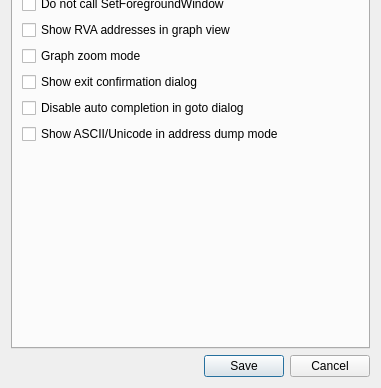
This is src/gui/Src/Gui/SettingsDialog.ui in x64dbg/x64dbg as Qt 5 draws it before an edit; both pictures show x 0 to 381 and y 208 to 596 of the 381 by 596 pixel window. The edited form follows.
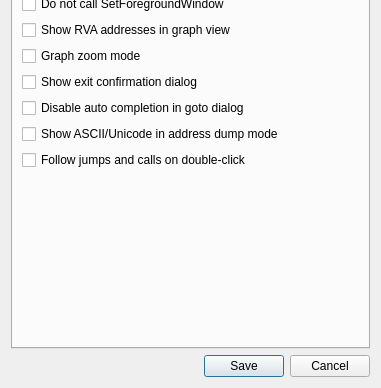
This is the edited form. The open tabs and pages were chosen to show the change. Icons and pictures are not drawn.

Commit message: GUI: Added new option to settings window - Follow jumps and calls

```diff
--- a/src/gui/Src/Gui/SettingsDialog.ui
+++ b/src/gui/Src/Gui/SettingsDialog.ui
@@ -7,7 +7,7 @@
     <x>0</x>
     <y>0</y>
     <width>381</width>
-    <height>514</height>
+    <height>592</height>
    </rect>
   </property>
   <property name="sizePolicy">
@@ -745,6 +745,13 @@
          </property>
         </widget>
        </item>
+       <item>
+        <widget class="QCheckBox" name="chkFollowJumpsAndCalls">
+         <property name="text">
+          <string>Follow jumps and calls on double-click</string>
+         </property>
+        </widget>
+       </item>
        <item>
         <spacer name="verticalSpacerGUI">
          <property name="orientation">
```
Left out of the diff: 2 changed lines with no effect on the pictures. The commit also changes 2 other files.
